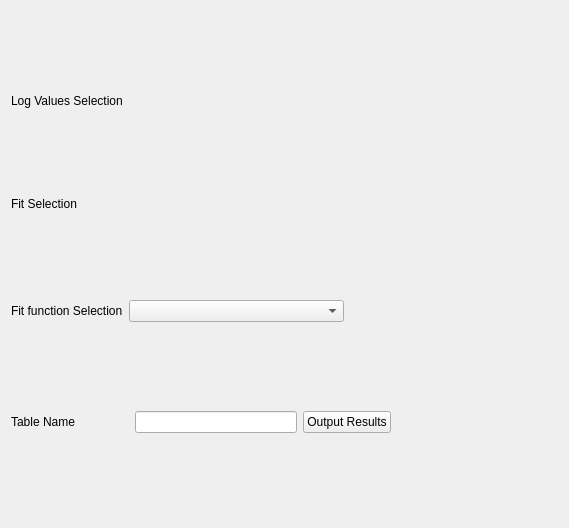
First picture: the form in scripts/Muon/GUI/Common/results_tab_widget/results_tab_view.ui, repository mantidproject/mantid, before the edit.
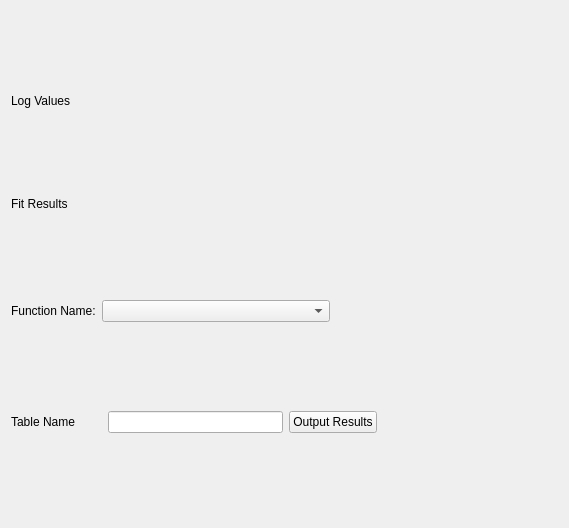
Second picture: the form after the edit.

Commit message: Initial wire up of fitting signal to results tab

Patch:
```diff
--- a/scripts/Muon/GUI/Common/results_tab_widget/results_tab_view.ui
+++ b/scripts/Muon/GUI/Common/results_tab_widget/results_tab_view.ui
@@ -23,7 +23,7 @@
       </sizepolicy>
      </property>
      <property name="text">
-      <string>Fit function Selection</string>
+      <string>Function Name:</string>
      </property>
     </widget>
    </item>
@@ -86,7 +86,7 @@
       </sizepolicy>
      </property>
      <property name="text">
-      <string>Log Values Selection</string>
+      <string>Log Values</string>
      </property>
     </widget>
    </item>
@@ -106,7 +106,7 @@
       </sizepolicy>
      </property>
      <property name="text">
-      <string>Fit Selection</string>
+      <string>Fit Results</string>
      </property>
     </widget>
    </item>
@@ -115,6 +115,12 @@
      <property name="orientation">
       <enum>Qt::Horizontal</enum>
      </property>
+     <property name="sizeHint" stdset="0">
+      <size>
+       <width>0</width>
+       <height>0</height>
+      </size>
+     </property>
     </spacer>
    </item>
    <item row="1" column="0" colspan="6">
```
The commit also changes 9 other files.
